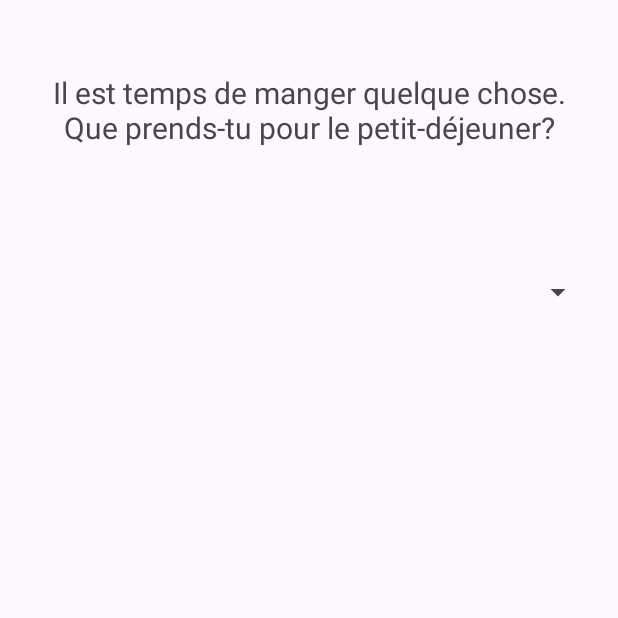
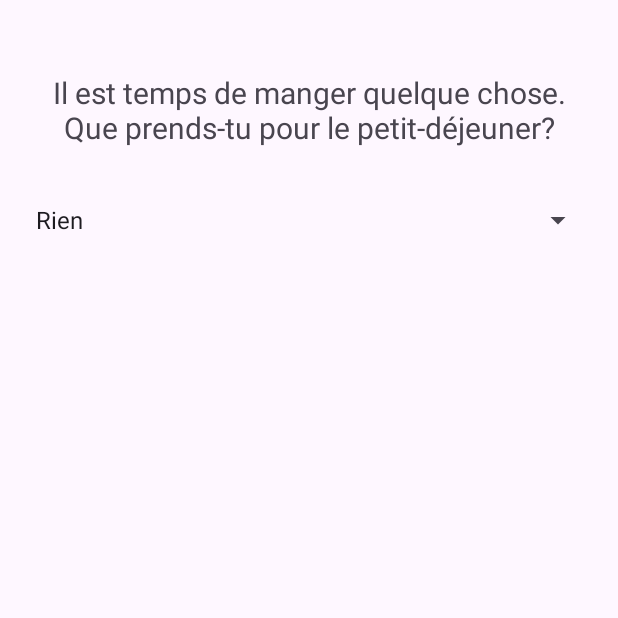
Before and after one commit to Leeeb0/MrPilestreSimulator, an Android app: the ScenePetitDejeunerActivity screen opened directly, with no data from a screen before it, on a phone screen of 412 x 824 dp, the top half of it. Run offline under Robolectric (Android 15) with nearby library versions, the phone set to English and light mode, and no system bars.

Commit message:
Finito 2

```diff
--- a/app/src/main/java/com/example/mrpilestresimulator/SceneApresMidiActivity.java
+++ b/app/src/main/java/com/example/mrpilestresimulator/SceneApresMidiActivity.java
@@ -38,12 +38,12 @@ public class SceneApresMidiActivity extends AppCompatActivity {
                 // 5. Récupérer la valeur du SeekBar
                 int progression = seekBarApresMidi.getProgress();
 
-                // Si la barre est plutôt à gauche (< 50) -> Travailler
+                // Si la barre est plutôt à gauche
                 if (progression < 50) {
                     joueur.setCompetences(joueur.getCompetences() + 10);
                     joueur.setBonheur(joueur.getBonheur() - 5);
                 } else {
-                    // Si la barre est plutôt à droite (>= 50) -> Sortir
+                    // Si la barre est plutôt à droite
                     joueur.setBonheur(joueur.getBonheur() + 10);
                     joueur.setCompetences(joueur.getCompetences() - 5);
                 }
--- a/app/src/main/java/com/example/mrpilestresimulator/SceneCorveeActivity.java
+++ b/app/src/main/java/com/example/mrpilestresimulator/SceneCorveeActivity.java
@@ -42,7 +42,7 @@ public class SceneCorveeActivity extends AppCompatActivity {
                 boolean lingeChecked = cbLinge.isChecked();
                 boolean ignorerChecked = cbIgnorer.isChecked();
 
-                // 6. Contrôle d'erreur Si rien n'est coché, on affiche une erreur et on arrête.
+                // 6. Contrôle d'erreur
                 if (!vaisselleChecked && !lingeChecked && !ignorerChecked) {
                     Toast.makeText(SceneCorveeActivity.this, "Tu dois faire un choix !", Toast.LENGTH_SHORT).show();
                     return;
@@ -50,11 +50,9 @@ public class SceneCorveeActivity extends AppCompatActivity {
 
                 // 7. Appliquer la logique du jeu
                 if (ignorerChecked) {
-                    // Si "Ignorer" est coché, il annule le reste
                     joueur.setBonheur(joueur.getBonheur() + 5);
                     joueur.setDiscipline(joueur.getDiscipline() - 10);
                 } else {
-                    // Sinon, on applique les effets (qui peuvent se cumuler)
                     if (vaisselleChecked) {
                         joueur.setDiscipline(joueur.getDiscipline() + 5);
                         joueur.setBonheur(joueur.getBonheur() - 5);
--- a/app/src/main/java/com/example/mrpilestresimulator/SceneMeteoActivity.java
+++ b/app/src/main/java/com/example/mrpilestresimulator/SceneMeteoActivity.java
@@ -32,16 +32,13 @@ public class SceneMeteoActivity extends AppCompatActivity {
 
         // 4. Logique de l'événement aléatoire
         Random random = new Random();
-        boolean ilPleut = random.nextBoolean(); // 50% de chance (true/false)
+        boolean ilPleut = random.nextBoolean();
 
         if (ilPleut) {
-            // Appliquer les malus de la pluie
             joueur.setSante(joueur.getSante() - 5);
             joueur.setBonheur(joueur.getBonheur() - 5);
-            // Mettre à jour le texte
             tvDescriptionMeteo.setText("Le ciel se couvre soudainement... et une averse éclate ! Vous n'aviez pas de parapluie.\n(Santé -5, Bonheur -5)");
         } else {
-            // Aucun effet
             tvDescriptionMeteo.setText("Le ciel se couvre soudainement... mais le soleil perce finalement les nuages. Ouf !");
         }
 
--- a/app/src/main/res/layout/activity_scene_petit_dejeuner.xml
+++ b/app/src/main/res/layout/activity_scene_petit_dejeuner.xml
@@ -5,8 +5,7 @@
     android:layout_width="match_parent"
     android:layout_height="match_parent"
     android:padding="16dp"
-    tools:context=".ScenePetitDejeunerActivity"
-    tools:ignore="ExtraText">
+    tools:context=".ScenePetitDejeunerActivity">
 
     <TextView
         android:id="@+id/tvQuestionPetitDejeuner"
@@ -18,37 +17,20 @@
         android:textSize="20sp"
         app:layout_constraintEnd_toEndOf="parent"
         app:layout_constraintStart_toStartOf="parent"
-        app:layout_constraintTop_toTopOf="parent" /><![CDATA[
-
-    // C'est ici que le Spinner va chercher les options dans strings.xml
-    android:entries="@array/petit_dejeuner_options"
-
-    app:layout_constraintEnd_toEndOf="parent"
-    app:layout_constraintStart_toStartOf="parent"
-    app:layout_constraintTop_toBottomOf="@+id/tvQuestionPetitDejeuner" />
-
-
-
-
-
-
-
-
-
-
-
-    ]]>
+        app:layout_constraintTop_toTopOf="parent" />
 
     <Spinner
         android:id="@+id/spinnerPetitDejeuner"
         android:layout_width="0dp"
         android:layout_height="wrap_content"
-        android:layout_marginTop="72dp"
+        android:layout_marginTop="24dp"
         android:minHeight="48dp"
+
+        android:entries="@array/petit_dejeuner_options"
+
         app:layout_constraintEnd_toEndOf="parent"
         app:layout_constraintStart_toStartOf="parent"
-        app:layout_constraintTop_toBottomOf="@+id/tvQuestionPetitDejeuner"
-        tools:ignore="MissingConstraints" />
+        app:layout_constraintTop_toBottomOf="@+id/tvQuestionPetitDejeuner" />
 
     <Button
         android:id="@+id/btnNextScenePetitDejeuner"
--- a/app/src/main/res/layout/activity_scene_sommeil.xml
+++ b/app/src/main/res/layout/activity_scene_sommeil.xml
@@ -32,19 +32,19 @@
             android:id="@+id/rbScroll"
             android:layout_width="match_parent"
             android:layout_height="wrap_content"
-            android:text="Scroll téléphone (Énergie -10, Bonheur +5)" />
+            android:text="Scroll téléphone" />
 
         <RadioButton
             android:id="@+id/rbLecture"
             android:layout_width="match_parent"
             android:layout_height="wrap_content"
-            android:text="Lecture calme (Énergie -5, Santé +5)" />
+            android:text="Lecture calme" />
 
         <RadioButton
             android:id="@+id/rbMeditation"
             android:layout_width="match_parent"
             android:layout_height="wrap_content"
-            android:text="Méditation (Énergie +5, Santé +10)" />
+            android:text="Méditation" />
 
     </RadioGroup>
 
--- a/app/src/main/res/values/strings.xml
+++ b/app/src/main/res/values/strings.xml
@@ -7,20 +7,20 @@
     <string name="tr_s_bien">Très bien</string>
 
     <string-array name="petit_dejeuner_options">
-        <item>Rien (Énergie -10, Santé -5)</item>
-        <item>Café/croissant (Énergie +5, Santé -2, Argent -5)</item>
-        <item>Repas équilibré (Énergie +10, Santé +10, Argent -10)</item>
+        <item>Rien</item>
+        <item>Café/croissant</item>
+        <item>Repas équilibré</item>
     </string-array>
 
     <string-array name="pause_detente_options">
-        <item>Sieste (Énergie +10)</item>
-        <item>Réseaux sociaux (Bonheur +5, Énergie -5)</item>
-        <item>Lecture (Compétences +5)</item>
+        <item>Sieste</item>
+        <item>Réseaux sociaux</item>
+        <item>Lecture</item>
     </string-array>
 
     <string-array name="diner_options">
-        <item>Pizza surgelée (Santé -5, Bonheur +5, Argent -8)</item>
-        <item>Salade maison (Santé +10, Énergie +5, Argent -5)</item>
-        <item>Restaurant (Bonheur +10, Santé +5, Argent -20)</item>
+        <item>Pizza surgelée</item>
+        <item>Salade maison</item>
+        <item>Restaurant</item>
     </string-array>
 </resources>
```
Also changed, not shown: app/src/main/java/com/example/mrpilestresimulator/BilanActivity.java (+4 -10 lines), app/src/main/java/com/example/mrpilestresimulator/SceneDinerActivity.java (+5 -7 lines), app/src/main/java/com/example/mrpilestresimulator/SceneHasardActivity.java (+2 -7 lines), app/src/main/java/com/example/mrpilestresimulator/SceneRecapEmotionnelActivity.java (+8 -17 lines), app/src/main/java/com/example/mrpilestresimulator/SceneSoirActivity.java (+7 -11 lines), app/src/main/java/com/example/mrpilestresimulator/SceneSommeilActivity.java (+7 -8 lines).
